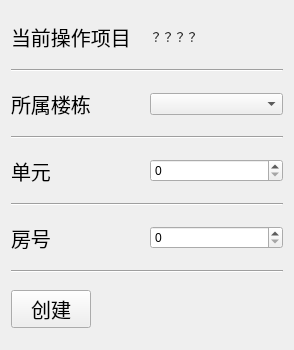
First picture: the form in uiFile/createRoomUI.ui, repository YixuanWoo/my-work-log-system, before the edit.
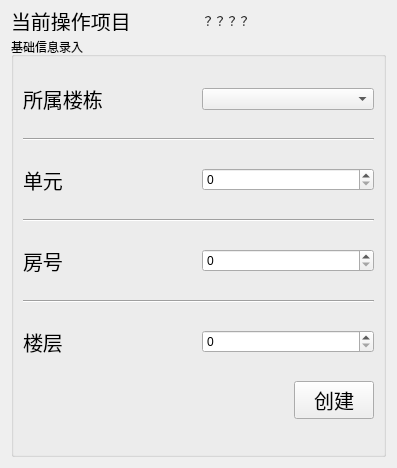
Second picture: the form after the edit.

Diff of the .ui file:
```diff
--- a/uiFile/createRoomUI.ui
+++ b/uiFile/createRoomUI.ui
@@ -6,20 +6,51 @@
    <rect>
     <x>0</x>
     <y>0</y>
-    <width>294</width>
-    <height>350</height>
+    <width>397</width>
+    <height>468</height>
    </rect>
   </property>
+  <property name="minimumSize">
+   <size>
+    <width>340</width>
+    <height>330</height>
+   </size>
+  </property>
+  <property name="maximumSize">
+   <size>
+    <width>490</width>
+    <height>500</height>
+   </size>
+  </property>
   <property name="windowTitle">
    <string>Form</string>
   </property>
-  <layout class="QHBoxLayout" name="horizontalLayout_6">
-   <item>
-    <layout class="QVBoxLayout" name="verticalLayout">
+  <layout class="QVBoxLayout" name="verticalLayout_2">
      <item>
       <layout class="QHBoxLayout" name="horizontalLayout">
+     <property name="bottomMargin">
+      <number>0</number>
+     </property>
        <item>
         <widget class="QLabel" name="label_4">
+       <property name="sizePolicy">
+        <sizepolicy hsizetype="Preferred" vsizetype="Maximum">
+         <horstretch>0</horstretch>
+         <verstretch>0</verstretch>
+        </sizepolicy>
+       </property>
+       <property name="minimumSize">
+        <size>
+         <width>0</width>
+         <height>20</height>
+        </size>
+       </property>
+       <property name="maximumSize">
+        <size>
+         <width>16777215</width>
+         <height>20</height>
+        </size>
+       </property>
          <property name="font">
           <font>
            <pointsize>15</pointsize>
@@ -52,12 +83,19 @@
       </layout>
      </item>
      <item>
-      <widget class="Line" name="line">
-       <property name="orientation">
-        <enum>Qt::Horizontal</enum>
-       </property>
-      </widget>
-     </item>
+    <widget class="QGroupBox" name="groupBox">
+     <property name="sizePolicy">
+      <sizepolicy hsizetype="Preferred" vsizetype="Preferred">
+       <horstretch>0</horstretch>
+       <verstretch>5</verstretch>
+      </sizepolicy>
+     </property>
+     <property name="title">
+      <string>基础信息录入</string>
+     </property>
+     <layout class="QHBoxLayout" name="horizontalLayout_7">
+      <item>
+       <layout class="QVBoxLayout" name="verticalLayout">
      <item>
       <layout class="QHBoxLayout" name="horizontalLayout_2">
        <item>
@@ -157,20 +195,27 @@
        </property>
       </widget>
      </item>
+        <item>
+         <layout class="QHBoxLayout" name="horizontalLayout_6">
+          <item>
+           <widget class="QLabel" name="label_5">
+            <property name="font">
+             <font>
+              <pointsize>15</pointsize>
+             </font>
+            </property>
+            <property name="text">
+             <string>楼层</string>
+            </property>
+           </widget>
+          </item>
+          <item>
+           <widget class="QSpinBox" name="spinBox"/>
+          </item>
+         </layout>
+        </item>
      <item>
       <layout class="QHBoxLayout" name="horizontalLayout_5">
-       <item>
-        <widget class="QPushButton" name="pushButton">
-         <property name="font">
-          <font>
-           <pointsize>15</pointsize>
-          </font>
-         </property>
-         <property name="text">
-          <string>创建</string>
-         </property>
-        </widget>
-       </item>
        <item>
         <spacer name="horizontalSpacer">
          <property name="orientation">
@@ -184,9 +229,24 @@
          </property>
         </spacer>
        </item>
+          <item>
+           <widget class="QPushButton" name="pushButton">
+            <property name="font">
+             <font>
+              <pointsize>15</pointsize>
+             </font>
+            </property>
+            <property name="text">
+             <string>创建</string>
+            </property>
+           </widget>
+          </item>
       </layout>
      </item>
     </layout>
+      </item>
+     </layout>
+    </widget>
    </item>
   </layout>
  </widget>
```
Left out of the diff: 2 changed lines with no effect on the pictures. Lines whose indentation alone changed are shown as unchanged.
